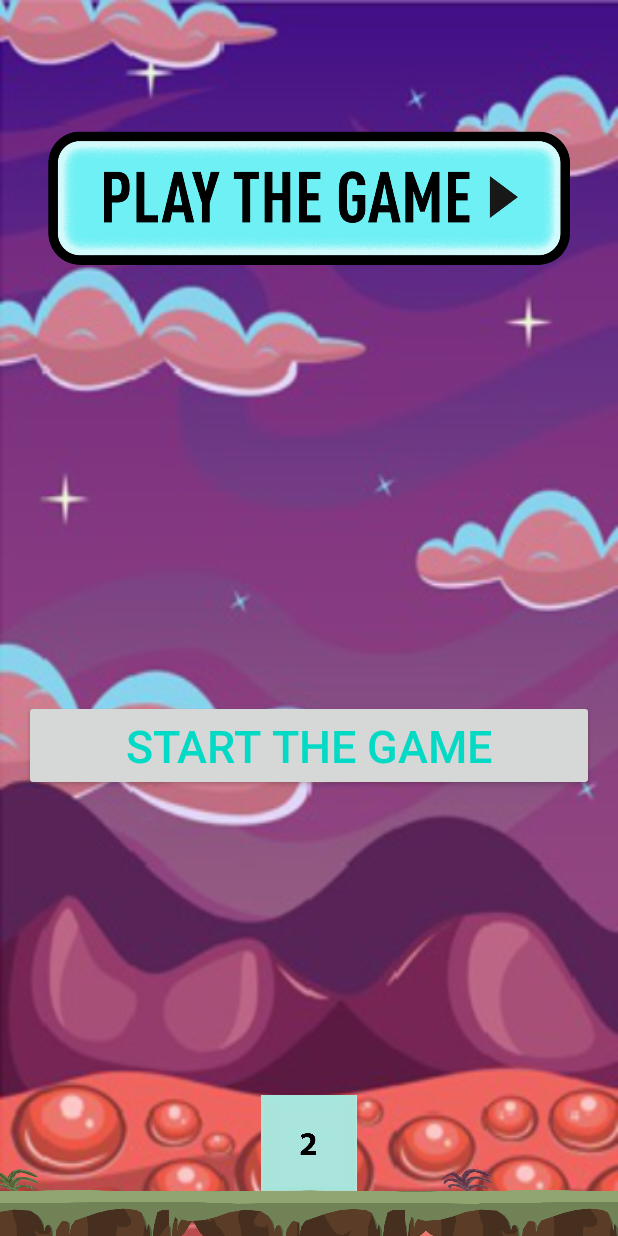
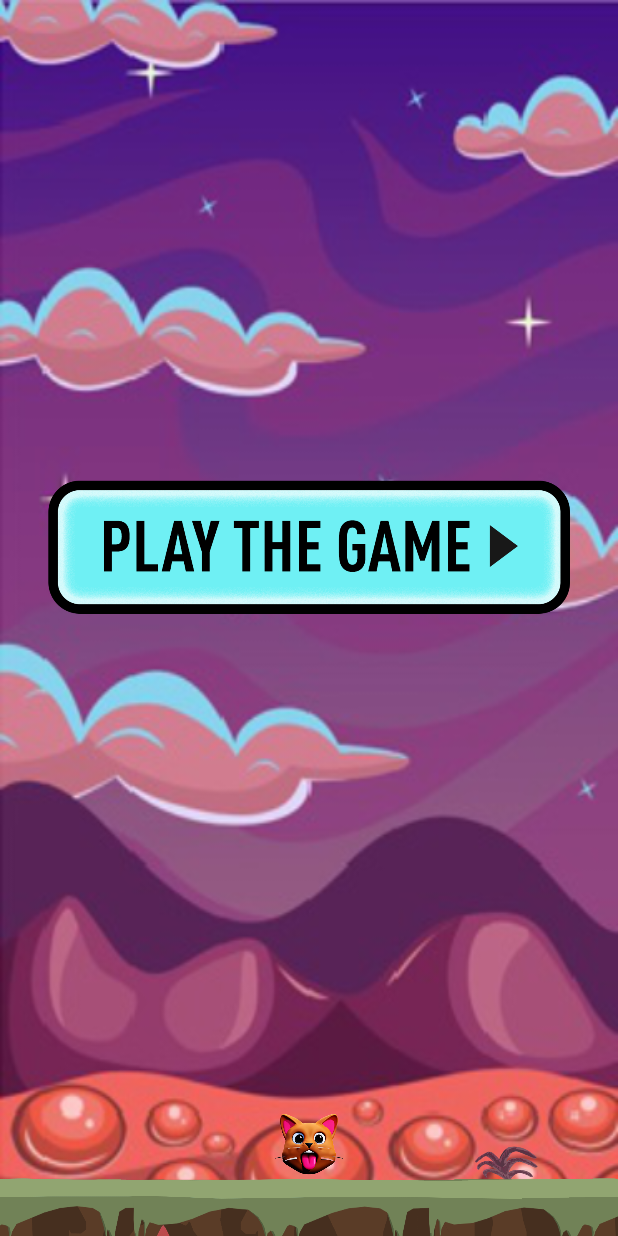
Before and after one commit to mixach333/AndroidFallingGame, an Android app: the screen it shows after launch (MainActivity), on a phone screen of 412 x 824 dp. Run offline under Robolectric (Android 15) with nearby library versions, the light colour scheme and no system bars; Roboto replaces fonts that are not available here.

Commit message:
working game setup

```diff
--- a/app/src/main/java/com/mix333/catch2048/MainActivity.kt
+++ b/app/src/main/java/com/mix333/catch2048/MainActivity.kt
@@ -7,6 +7,7 @@ import android.os.Bundle
 import android.view.View
 import android.view.WindowManager
 import android.widget.Button
+import android.widget.ImageView
 import androidx.lifecycle.lifecycleScope
 import kotlinx.coroutines.delay
 import kotlinx.coroutines.launch
@@ -14,24 +15,17 @@ import kotlinx.coroutines.launch
 
 class MainActivity : AppCompatActivity() {
 
-    private lateinit var button: Button
+    private lateinit var startGame: ImageView
     override fun onCreate(savedInstanceState: Bundle?) {
         super.onCreate(savedInstanceState)
         setContentView(R.layout.activity_main)
         window.addFlags(WindowManager.LayoutParams.FLAG_KEEP_SCREEN_ON)
-        button = findViewById(R.id.start_game)
-        button.setOnClickListener { startGame(it) }
+        startGame = findViewById(R.id.start_game)
+        startGame.setOnClickListener { startGame() }
     }
 
-    fun startGame(view: View) {
+    fun startGame() {
         val gameView: GameView = GameView(this)
         setContentView(gameView)
-        lifecycleScope.launch {
-            while (true) {
-                delay(100)
-                //gameView.invalidate()
-            }
-
-        }
     }
 }
--- a/app/src/main/res/layout/activity_main.xml
+++ b/app/src/main/res/layout/activity_main.xml
@@ -7,26 +7,19 @@
     android:background="@drawable/background"
     android:orientation="vertical"
     tools:context=".MainActivity">
+    <View
+        android:layout_width="wrap_content"
+        android:layout_height="0dp"
+        android:layout_weight="1"/>
 
     <ImageView
+        android:id="@+id/start_game"
         android:layout_width="wrap_content"
         android:layout_height="200dp"
         android:layout_margin="32dp"
         android:gravity="center"
         app:srcCompat="@drawable/play_game" />
-    <View
-        android:layout_width="wrap_content"
-        android:layout_height="0dp"
-        android:layout_weight="1"/>
 
-    <Button
-        android:id="@+id/start_game"
-        android:layout_width="match_parent"
-        android:layout_height="wrap_content"
-        android:layout_margin="16dp"
-        android:text="Start the game"
-        android:textColor="#03dac5"
-        android:textSize="30sp" />
 <View
     android:layout_width="wrap_content"
     android:layout_height="0dp"
@@ -36,10 +29,10 @@
         android:layout_gravity="center"
         android:layout_width="64dp"
         android:layout_height="64dp"
-        app:srcCompat="@drawable/d2"/>
+        app:srcCompat="@drawable/scared_cat"/>
     <ImageView
-        android:scaleX="1.2"
-        android:scaleY="2"
+        android:scaleX="1.5"
+        android:scaleY="3"
         android:scaleType="fitXY"
         android:layout_width="match_parent"
         android:layout_height="30dp"
```
Also changed, not shown: app/src/main/java/com/mix333/catch2048/GameOver.kt (+19 -3 lines), app/src/main/java/com/mix333/catch2048/GameView.kt (+41 -28 lines), app/src/main/java/com/mix333/catch2048/Spike.kt (+8 -6 lines), app/src/main/res/layout/game_over.xml (+5 -3 lines), app/src/main/res/drawable/missile1.png (added), app/src/main/res/drawable/missile1_1.png (added), app/src/main/res/drawable/missile2.png (added), app/src/main/res/drawable/missile2_1.png (added), app/src/main/res/drawable/missile3.png (added), app/src/main/res/drawable/missile3_3.png (added), app/src/main/res/drawable/missile4.png (added), app/src/main/res/drawable/missile4_4.png (added), app/src/main/res/drawable/scared_cat.png (added), app/src/main/res/drawable/scared_cat_2.png (added), 1 more files.
